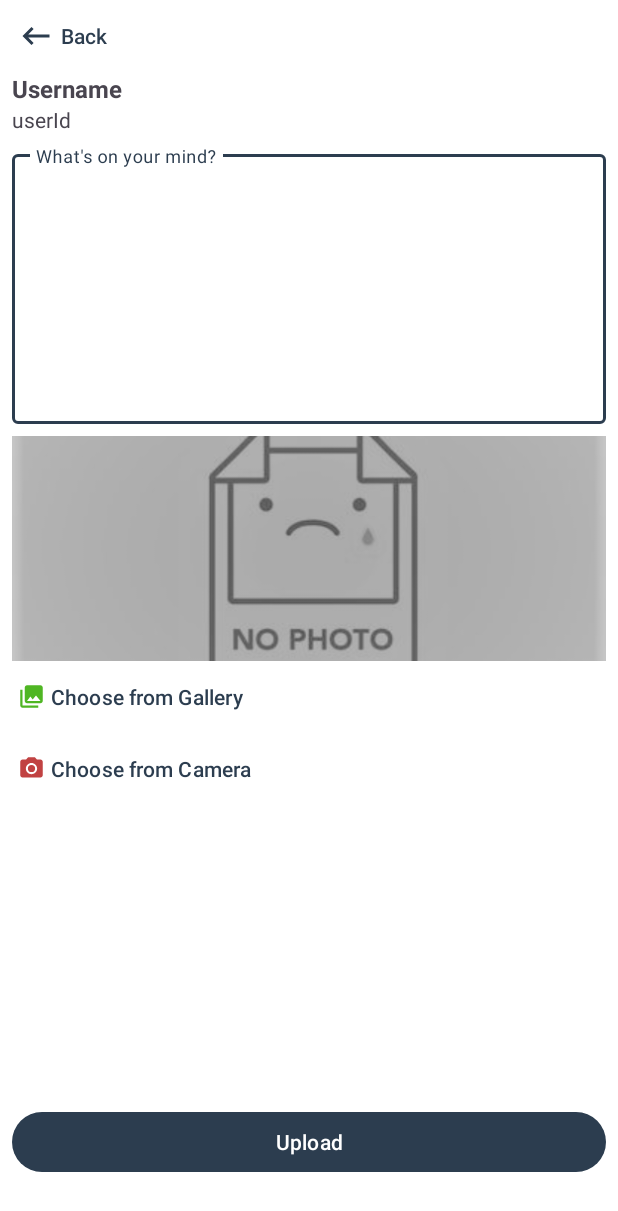
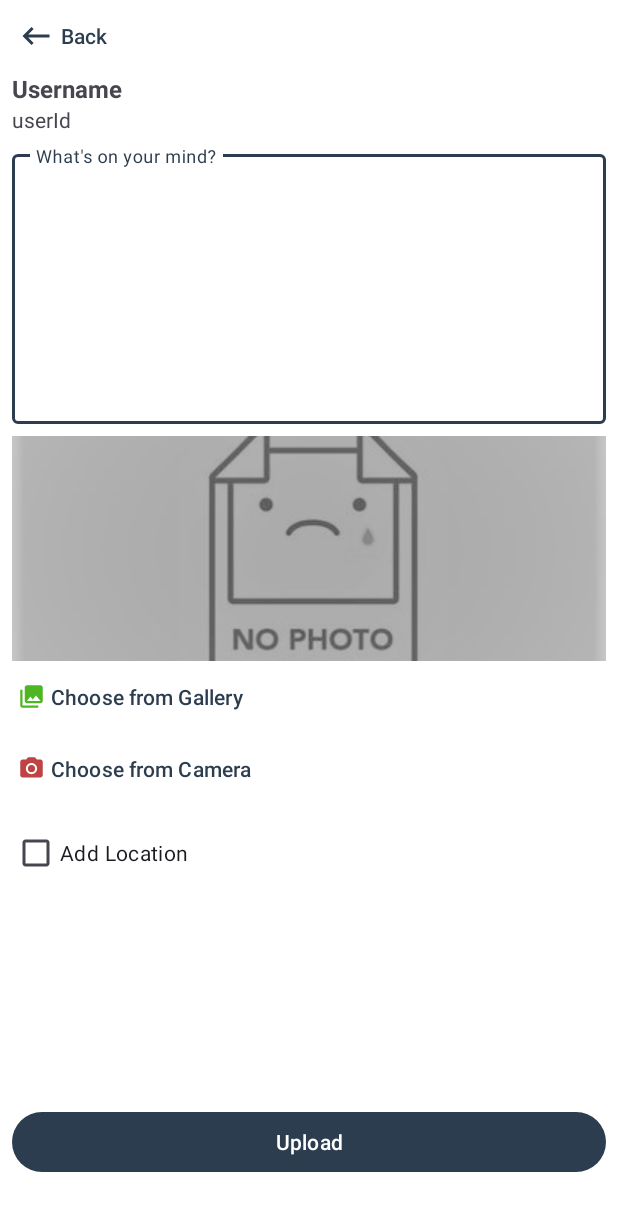
Before and after one commit to RidzkyR/StoryApp, an Android app: the layout activity_add.xml on its own in the app's theme, with its tools: preview values and no code run, on a phone screen of 412 x 824 dp. Shown: the top 1211 px of the screen. Run offline under Robolectric (Android 15) with nearby library versions, the phone set to English and light mode, and no system bars; network calls fail.

Commit message:
add location upload

```diff
--- a/app/build.gradle.kts
+++ b/app/build.gradle.kts
@@ -85,4 +85,7 @@ dependencies {
     testImplementation(libs.kotlinx.coroutines.test) //TestDispatcher
     testImplementation(libs.mockito.core)
     testImplementation(libs.mockito.inline)
+
+    implementation(libs.play.services.maps)
+    implementation(libs.play.services.location)
 }
--- a/app/src/main/java/com/example/submission_storyapp/data/UserRepository.kt
+++ b/app/src/main/java/com/example/submission_storyapp/data/UserRepository.kt
@@ -98,7 +98,7 @@ class UserRepository private constructor(
         }
     }
 
-    fun addStory(imageFile: File, description: String) = liveData {
+    fun addStory(imageFile: File, description: String, lat: Float? = null , lon: Float? = null) = liveData {
         emit(Result.Loading)
         val requestImageFile = imageFile.asRequestBody("image/jpg".toMediaType())
         val requestBody = description.toRequestBody("text/plain".toMediaType())
@@ -108,7 +108,7 @@ class UserRepository private constructor(
             requestImageFile
         )
         try {
-            val successResponse = apiService.uploadStory(multipartBody, requestBody)
+            val successResponse = apiService.uploadStory(multipartBody, requestBody, lat, lon)
             emit(Result.Success(successResponse))
         } catch (e: HttpException) {
             val response = e.response()?.errorBody()?.string()
--- a/app/src/main/java/com/example/submission_storyapp/data/api/retrofit/ApiService.kt
+++ b/app/src/main/java/com/example/submission_storyapp/data/api/retrofit/ApiService.kt
@@ -41,6 +41,8 @@ interface ApiService {
     suspend fun uploadStory(
         @Part file: MultipartBody.Part,
         @Part("description") description: RequestBody,
+        @Part("lat") lat: Float? = null,
+        @Part("lon") lon: Float? = null
     ): AddStoryResponse
 
     @GET("stories")
--- a/app/src/main/java/com/example/submission_storyapp/view/add/AddViewModel.kt
+++ b/app/src/main/java/com/example/submission_storyapp/view/add/AddViewModel.kt
@@ -9,5 +9,5 @@ import java.io.File
 
 class AddViewModel(private val userRepository: UserRepository) : ViewModel() {
     fun getUser(): LiveData<UserModel> = userRepository.getSession().asLiveData()
-    fun addStory(file: File, description: String) = userRepository.addStory(file, description)
+    fun addStory(file: File, description: String, lat: Float? = null, lon: Float? = null) = userRepository.addStory(file, description, lat, lon)
 }
--- a/app/src/main/res/layout/activity_add.xml
+++ b/app/src/main/res/layout/activity_add.xml
@@ -133,5 +133,17 @@
             app:layout_constraintStart_toStartOf="parent"
             app:layout_constraintTop_toTopOf="parent" />
 
+        <CheckBox
+            android:id="@+id/checkBox"
+            android:layout_width="wrap_content"
+            android:layout_height="wrap_content"
+            android:layout_margin="8dp"
+            android:text="Add Location"
+            app:layout_constraintStart_toStartOf="parent"
+            app:layout_constraintTop_toBottomOf="@id/button_camera"
+            tools:layout_editor_absoluteX="50dp"
+            tools:layout_editor_absoluteY="555dp" />
+
+
     </androidx.constraintlayout.widget.ConstraintLayout>
 </ScrollView>
--- a/gradle/libs.versions.toml
+++ b/gradle/libs.versions.toml
@@ -15,6 +15,7 @@ loggingInterceptor = "4.11.0"
 material = "1.12.0"
 activity = "1.9.0"
 constraintlayout = "2.1.4"
+playServicesLocation = "21.3.0"
 retrofit = "2.9.0"
 
 roomCompiler = "2.5.2"
@@ -49,6 +50,7 @@ logging-interceptor = { module = "com.squareup.okhttp3:logging-interceptor", ver
 material = { group = "com.google.android.material", name = "material", version.ref = "material" }
 androidx-activity = { group = "androidx.activity", name = "activity", version.ref = "activity" }
 androidx-constraintlayout = { group = "androidx.constraintlayout", name = "constraintlayout", version.ref = "constraintlayout" }
+play-services-location = { module = "com.google.android.gms:play-services-location", version.ref = "playServicesLocation" }
 retrofit = { module = "com.squareup.retrofit2:retrofit", version.ref = "retrofit" }
 
 androidx-lifecycle-livedata-ktx = { module = "androidx.lifecycle:lifecycle-livedata-ktx", version.ref = "lifecycleLivedataKtx" }
```
Also changed, not shown: app/src/main/AndroidManifest.xml (+2 -11 lines), app/src/main/java/com/example/submission_storyapp/view/add/AddActivity.kt (+56 -4 lines), app/src/main/java/com/example/submission_storyapp/view/map/MapsActivity.kt (+23 -0 lines), 1 other file.
